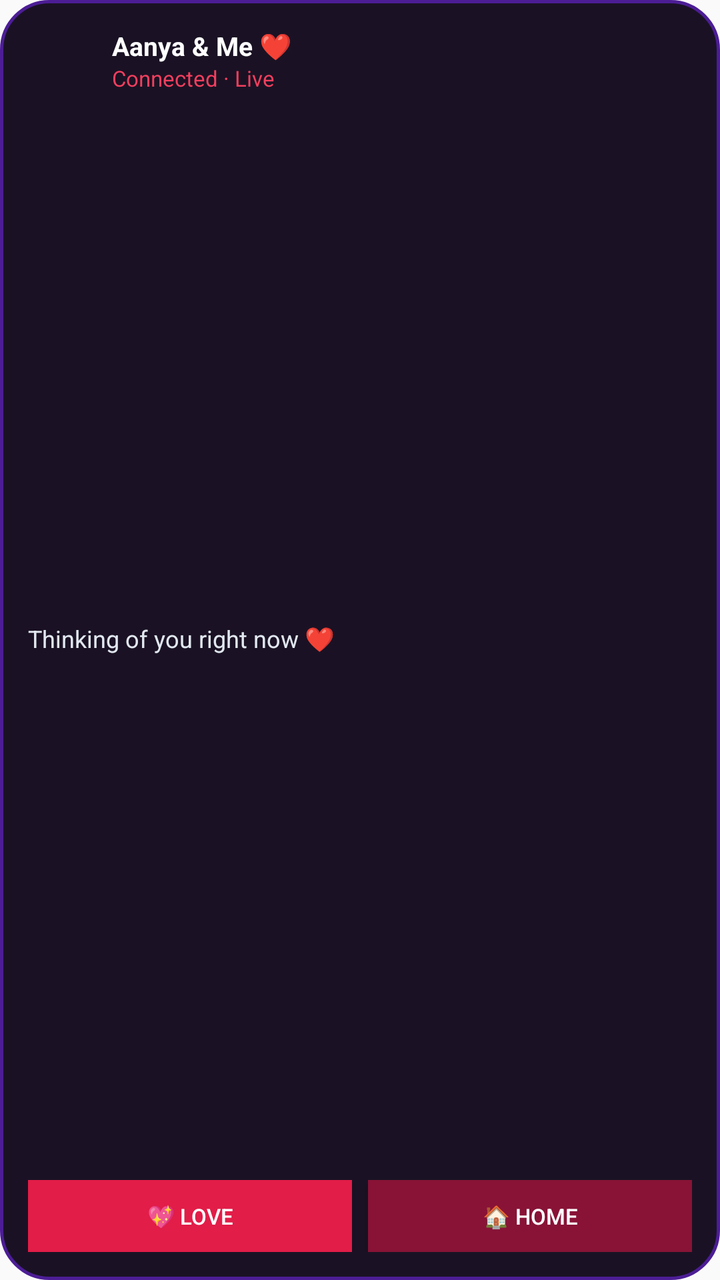
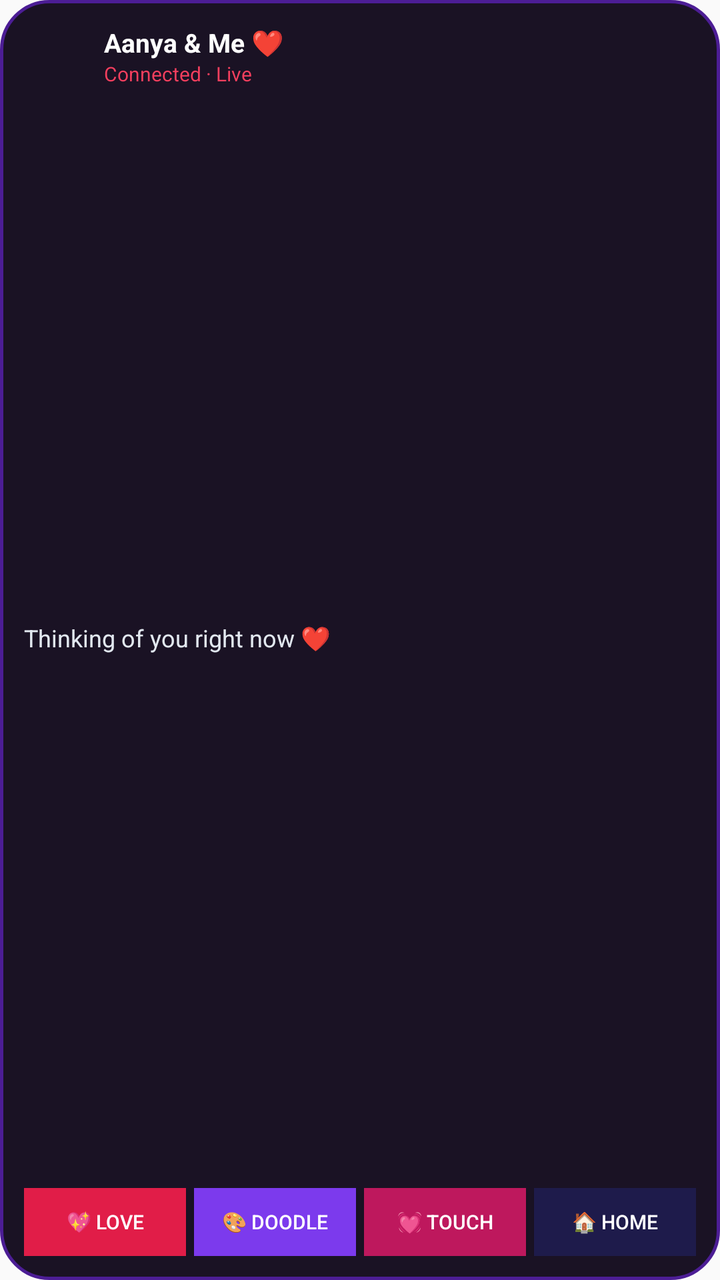

Compare the two renders of this Android layout. The source of the first and the diff that turns it into the second are given below.
<!-- AndroidManifest.xml: application theme AppTheme -->
<!-- res/layout/widget_connect_layout.xml -->
<?xml version="1.0" encoding="utf-8"?>
<LinearLayout xmlns:android="http://schemas.android.com/apk/res/android"
    android:id="@+id/widget_container"
    android:layout_width="match_parent"
    android:layout_height="match_parent"
    android:background="@drawable/widget_bg"
    android:orientation="vertical"
    android:padding="14dp">

    
    <LinearLayout
        android:layout_width="match_parent"
        android:layout_height="wrap_content"
        android:gravity="center_vertical"
        android:orientation="horizontal">

        <ImageView
            android:id="@+id/widget_avatar"
            android:layout_width="32dp"
            android:layout_height="32dp"
            android:src="@mipmap/ic_launcher" />

        <LinearLayout
            android:layout_width="0dp"
            android:layout_height="wrap_content"
            android:layout_marginStart="10dp"
            android:layout_weight="1"
            android:orientation="vertical">

            <TextView
                android:id="@+id/widget_partner_name"
                android:layout_width="wrap_content"
                android:layout_height="wrap_content"
                android:text="Aanya &amp; Me ❤️"
                android:textColor="#FFFFFF"
                android:textSize="13sp"
                android:textStyle="bold" />

            <TextView
                android:id="@+id/widget_status_text"
                android:layout_width="wrap_content"
                android:layout_height="wrap_content"
                android:ellipsize="end"
                android:maxLines="1"
                android:text="Connected · Live"
                android:textColor="#F43F5E"
                android:textSize="11sp" />
        </LinearLayout>
    </LinearLayout>

    
    <TextView
        android:id="@+id/widget_message"
        android:layout_width="match_parent"
        android:layout_height="0dp"
        android:layout_marginTop="8dp"
        android:layout_weight="1"
        android:ellipsize="end"
        android:gravity="center_vertical"
        android:maxLines="2"
        android:text="Thinking of you right now ❤️"
        android:textColor="#E2E8F0"
        android:textSize="12sp" />

    
    <LinearLayout
        android:layout_width="match_parent"
        android:layout_height="wrap_content"
        android:layout_marginTop="6dp"
        android:gravity="center"
        android:orientation="horizontal">

        <Button
            android:id="@+id/widget_btn_love"
            android:layout_width="0dp"
            android:layout_height="36dp"
            android:layout_marginEnd="4dp"
            android:layout_weight="1"
            android:background="#E11D48"
            android:text="💖 Love"
            android:textColor="#FFFFFF"
            android:textSize="11sp" />

        <Button
            android:id="@+id/widget_btn_home"
            android:layout_width="0dp"
            android:layout_height="36dp"
            android:layout_marginStart="4dp"
            android:layout_weight="1"
            android:background="#881337"
            android:text="🏠 Home"
            android:textColor="#FFFFFF"
            android:textSize="11sp" />
    </LinearLayout>
</LinearLayout>
<!-- resources referenced by this layout -->
<resources>
  <!-- drawable widget_bg (drawable) -->
  <?xml version="1.0" encoding="utf-8"?>
  <shape xmlns:android="http://schemas.android.com/apk/res/android"
      android:shape="rectangle">
      <solid android:color="#1A1224" />
      <corners android:radius="24dp" />
      <stroke
          android:width="1.5dp"
          android:color="#4C1D95" />
  </shape>
  <!-- mipmap ic_launcher (mipmap-anydpi-v26) -->
  <?xml version="1.0" encoding="utf-8"?>
  <adaptive-icon xmlns:android="http://schemas.android.com/apk/res/android">
      <background android:drawable="@color/ic_launcher_background"/>
      <foreground android:drawable="@mipmap/ic_launcher_foreground"/>
  </adaptive-icon>
  <style name="AppTheme" parent="Theme.AppCompat.Light.DarkActionBar">
          
          <item name="colorPrimary">@color/colorPrimary</item>
          <item name="colorPrimaryDark">@color/colorPrimaryDark</item>
          <item name="colorAccent">@color/colorAccent</item>
      </style>
  <color name="ic_launcher_background">#1A1224</color>
</resources>

<!-- the commit's change to res/layout/widget_connect_layout.xml (unified diff, before → after) -->
@@ -5,7 +5,7 @@
     android:layout_height="match_parent"
     android:background="@drawable/widget_bg"
     android:orientation="vertical"
-    android:padding="14dp">
+    android:padding="12dp">
 
     
     <LinearLayout
@@ -23,7 +23,7 @@
         <LinearLayout
             android:layout_width="0dp"
             android:layout_height="wrap_content"
-            android:layout_marginStart="10dp"
+            android:layout_marginStart="8dp"
             android:layout_weight="1"
             android:orientation="vertical">
 
@@ -44,7 +44,7 @@
                 android:maxLines="1"
                 android:text="Connected · Live"
                 android:textColor="#F43F5E"
-                android:textSize="11sp" />
+                android:textSize="10sp" />
         </LinearLayout>
     </LinearLayout>
 
@@ -53,7 +53,7 @@
         android:id="@+id/widget_message"
         android:layout_width="match_parent"
         android:layout_height="0dp"
-        android:layout_marginTop="8dp"
+        android:layout_marginTop="6dp"
         android:layout_weight="1"
         android:ellipsize="end"
         android:gravity="center_vertical"
@@ -73,23 +73,45 @@
         <Button
             android:id="@+id/widget_btn_love"
             android:layout_width="0dp"
-            android:layout_height="36dp"
-            android:layout_marginEnd="4dp"
+            android:layout_height="34dp"
+            android:layout_marginEnd="2dp"
             android:layout_weight="1"
             android:background="#E11D48"
             android:text="💖 Love"
             android:textColor="#FFFFFF"
-            android:textSize="11sp" />
+            android:textSize="10sp" />
+
+        <Button
+            android:id="@+id/widget_btn_doodle"
+            android:layout_width="0dp"
+            android:layout_height="34dp"
+            android:layout_marginHorizontal="2dp"
+            android:layout_weight="1"
+            android:background="#7C3AED"
+            android:text="🎨 Doodle"
+            android:textColor="#FFFFFF"
+            android:textSize="10sp" />
+
+        <Button
+            android:id="@+id/widget_btn_touch"
+            android:layout_width="0dp"
+            android:layout_height="34dp"
+            android:layout_marginHorizontal="2dp"
+            android:layout_weight="1"
+            android:background="#BE185D"
+            android:text="💓 Touch"
+            android:textColor="#FFFFFF"
+            android:textSize="10sp" />
 
         <Button
             android:id="@+id/widget_btn_home"
             android:layout_width="0dp"
-            android:layout_height="36dp"
-            android:layout_marginStart="4dp"
+            android:layout_height="34dp"
+            android:layout_marginStart="2dp"
             android:layout_weight="1"
-            android:background="#881337"
+            android:background="#1E1B4B"
             android:text="🏠 Home"
             android:textColor="#FFFFFF"
-            android:textSize="11sp" />
+            android:textSize="10sp" />
     </LinearLayout>
 </LinearLayout>
